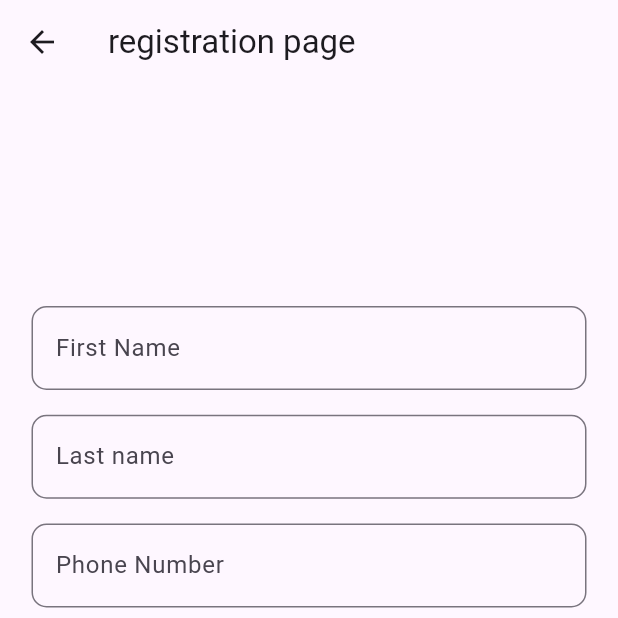
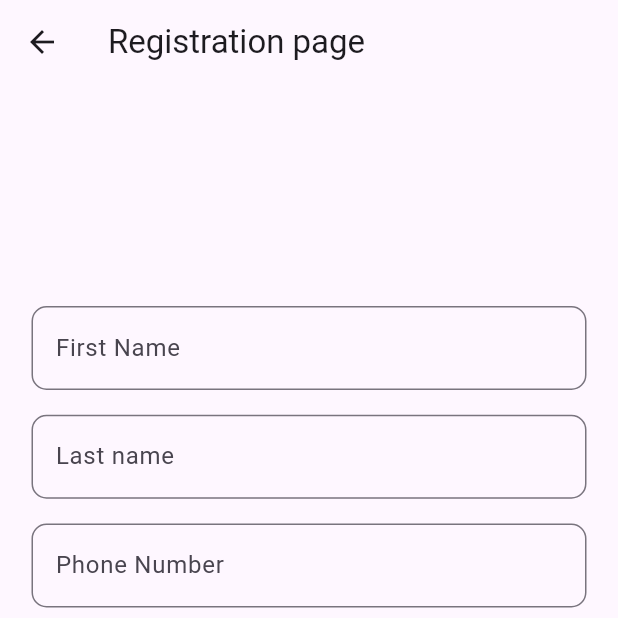
Before and after one commit to Temur112/giwe_away, a Flutter app: the RegisterScreen screen opened by its route, on a phone screen of 412 x 824 dp, the top half of it. Run offline on Flutter 3.47's test engine with Material 3 defaults, Android fonts, the light colour scheme and no system bars.

Commit message:
text editing

```diff
--- a/lib/Screens/register_screen.dart
+++ b/lib/Screens/register_screen.dart
@@ -27,7 +27,7 @@ class _RegisterScreen extends State<RegisterScreen> {
   Widget build(BuildContext context) {
     return Scaffold(
       appBar: AppBar(
-        title: const Text("registration page"),
+        title: const Text("Registration page"),
       ),
       body: Center(
         child: Column(
```
